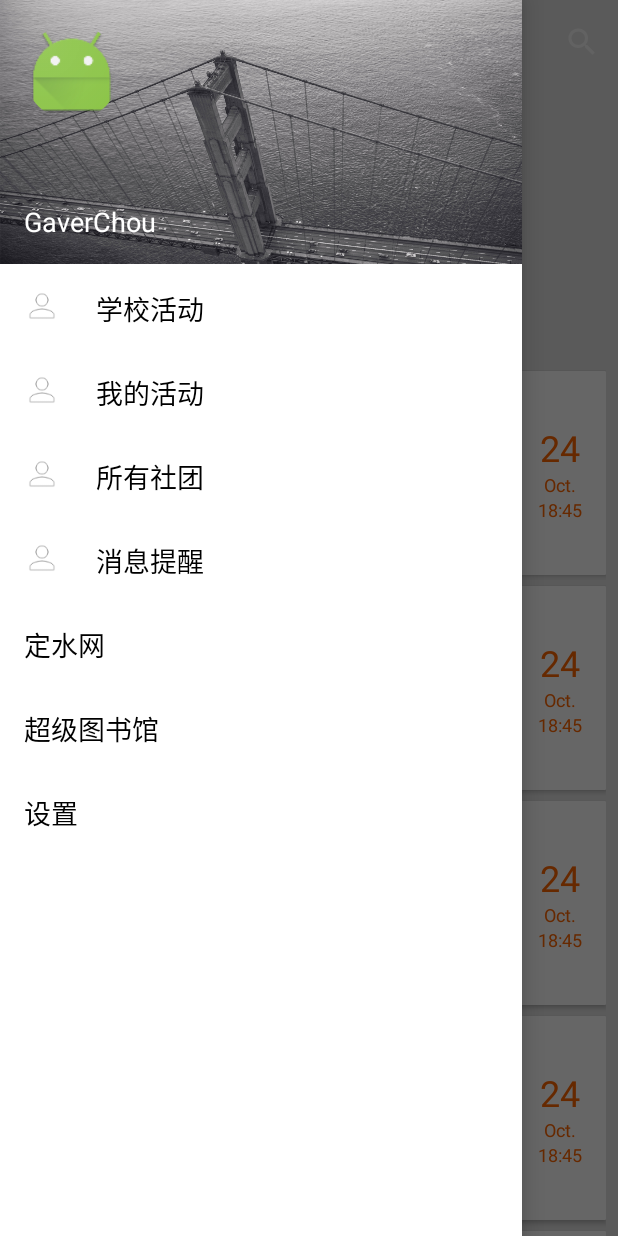
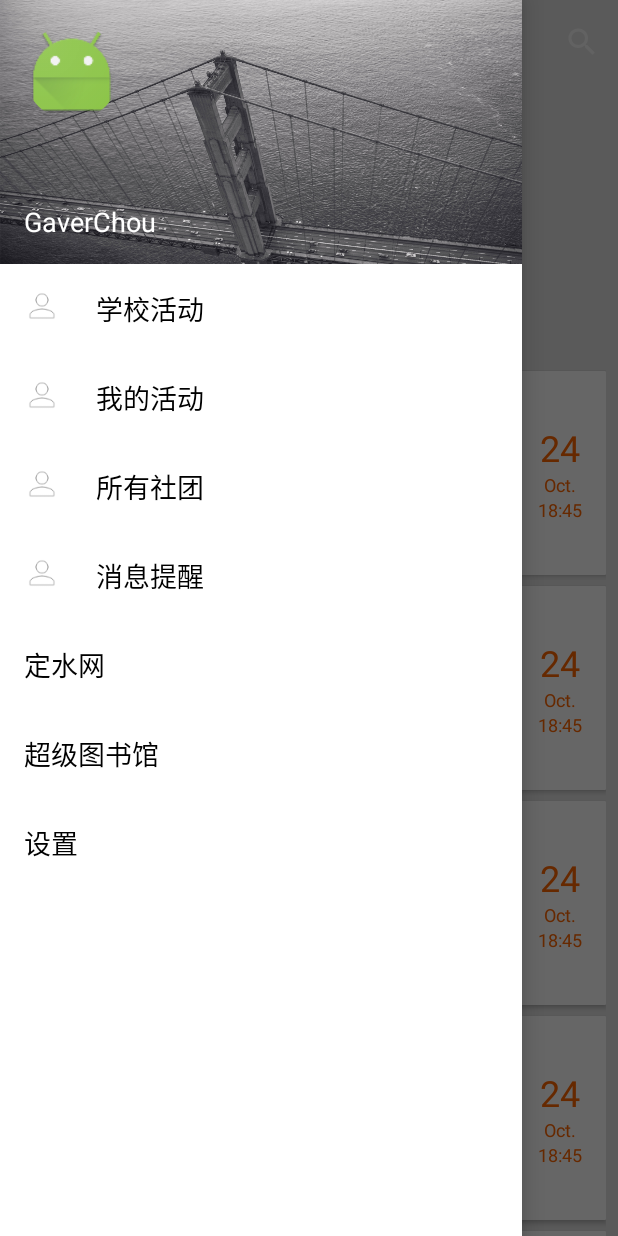
Before and after one commit to GaverChou/Suidaokou, an Android app: the screen it shows after launch (MainActivity), with the side drawer open, on a phone screen of 412 x 824 dp. Run offline under Robolectric (Android 15) with nearby library versions, the phone set to English and light mode, and no system bars; libraries missing offline, so code that uses them is left out: com.nineoldandroids.view; 2 statements that could not run were skipped.

Commit message:
初始版本2

```diff
--- a/app/src/main/java/com/gaverchou/suidaokou/BaseActivity.java
+++ b/app/src/main/java/com/gaverchou/suidaokou/BaseActivity.java
@@ -8,6 +8,7 @@ import android.util.TypedValue;
  * Created by GaverChou on 2015-05-27.
  */
 public abstract class BaseActivity extends AppCompatActivity {
+
     protected int getActionBarSize() {
         TypedValue typedValue = new TypedValue();
         int[] textSizeAttr = new int[]{R.attr.actionBarSize};
@@ -18,6 +19,7 @@ public abstract class BaseActivity extends AppCompatActivity {
         return actionBarSize;
     }
 
+    protected void initView(){};
     protected int getScreenHeight() {
         return findViewById(android.R.id.content).getHeight();
     }
--- a/app/src/main/java/com/gaverchou/suidaokou/BaseFragment.java
+++ b/app/src/main/java/com/gaverchou/suidaokou/BaseFragment.java
@@ -2,10 +2,11 @@ package com.gaverchou.suidaokou;
 
 
 import android.support.v4.app.Fragment;
+import android.view.View;
 
 /**
  * Created by mrgaver on 15-5-28.
  */
 public abstract class BaseFragment extends Fragment {
-
+    protected void initView(View view){};
 }
--- /dev/null
+++ b/app/src/main/java/com/gaverchou/suidaokou/HomeFragment.java
@@ -0,0 +1,94 @@
+package com.gaverchou.suidaokou;
+
+import android.os.Bundle;
+import android.support.annotation.Nullable;
+import android.view.LayoutInflater;
+import android.view.View;
+import android.view.ViewGroup;
+import android.widget.AbsListView;
+
+import com.gaverchou.observablescrollview.ObservableListView;
+import com.gaverchou.observablescrollview.ObservableScrollViewCallbacks;
+import com.gaverchou.observablescrollview.ScrollState;
+import com.gaverchou.observablescrollview.ScrollUtils;
+import com.gaverchou.suidaokou.adapter.CardViewAdapter;
+import com.gaverchou.suidaokou.model.ActionItem;
+import com.nineoldandroids.view.ViewHelper;
+
+import java.util.ArrayList;
+
+/**
+ * Created by mrgaver on 15-5-29.
+ */
+public class HomeFragment extends BaseFragment implements ObservableScrollViewCallbacks {
+    private View mImageView;
+    private View mListBackgroundView;
+    private ObservableListView mListView;
+    private int mParallaxImageHeight;
+    private MainActivity mMainActivity;
+
+    @Nullable
+    @Override
+    public View onCreateView(LayoutInflater inflater, @Nullable ViewGroup container, @Nullable Bundle savedInstanceState) {
+        mMainActivity = (MainActivity)getActivity();
+        View view = inflater.inflate(R.layout.home_fragment, container, false);
+        initView(view);
+        return view;
+    }
+
+    @Override
+    protected void initView(View view) {
+        super.initView(view);
+        mImageView = view.findViewById(R.id.fragment_header);
+        mListView = (ObservableListView) view.findViewById(R.id.main_list);
+        mListView.setScrollViewCallbacks(this);
+        mParallaxImageHeight = getResources().getDimensionPixelSize(R.dimen.flexible_space_image_height);
+        View paddingView = new View(getActivity());
+        AbsListView.LayoutParams lp = new AbsListView.LayoutParams(AbsListView.LayoutParams.MATCH_PARENT,
+                mParallaxImageHeight);
+        paddingView.setLayoutParams(lp);
+
+        // This is required to disable header's list selector effect
+        paddingView.setClickable(true);
+
+        mListView.addHeaderView(paddingView);
+        CardViewAdapter adapter = new CardViewAdapter(getDummyData(12));
+        mListView.setAdapter(adapter);
+//        setDummyData(mListView);
+
+        // mListBackgroundView makes ListView's background except header view.
+        mListBackgroundView = view.findViewById(R.id.main_list_background);
+    }
+
+    public static ArrayList<ActionItem> getDummyData(int num) {
+        ArrayList<ActionItem> items = new ArrayList<ActionItem>();
+        for (int i = 1; i <= num; i++) {
+            ActionItem actionItem = new ActionItem();
+            actionItem.mActionName = "Happy new year";
+            actionItem.mCollegaName = "Cisco";
+            actionItem.mAddr = "Big house";
+            items.add(actionItem);
+        }
+        return items;
+    }
+
+    @Override
+    public void onScrollChanged(int scrollY, boolean firstScroll, boolean dragging) {
+        int baseColor = getResources().getColor(R.color.primary);
+        float alpha = Math.min(1, (float) scrollY / mParallaxImageHeight);
+        mMainActivity.getmToolbarView().setBackgroundColor(ScrollUtils.getColorWithAlpha(alpha, baseColor));
+        ViewHelper.setTranslationY(mImageView, -scrollY * 2 / 3);
+        // Translate list background
+        ViewHelper.setTranslationY(mListBackgroundView, Math.max(0, -scrollY + mParallaxImageHeight));
+    }
+
+    @Override
+    public void onDownMotionEvent() {
+
+    }
+
+    @Override
+    public void onUpOrCancelMotionEvent(ScrollState scrollState) {
+
+    }
+}
--- a/app/src/main/java/com/gaverchou/suidaokou/MainActivity.java
+++ b/app/src/main/java/com/gaverchou/suidaokou/MainActivity.java
@@ -1,113 +1,76 @@
 package com.gaverchou.suidaokou;
 
 import android.os.Bundle;
+import android.support.v4.app.FragmentManager;
+import android.support.v4.app.FragmentTransaction;
 import android.support.v4.widget.DrawerLayout;
 import android.support.v7.app.ActionBarDrawerToggle;
-import android.support.v7.app.AppCompatActivity;
 import android.support.v7.widget.Toolbar;
 import android.view.Menu;
 import android.view.View;
-import android.widget.AbsListView;
+import android.widget.ListView;
 
-import com.gaverchou.observablescrollview.ObservableListView;
-import com.gaverchou.observablescrollview.ObservableScrollViewCallbacks;
-import com.gaverchou.observablescrollview.ScrollState;
 import com.gaverchou.observablescrollview.ScrollUtils;
-import com.gaverchou.suidaokou.adapter.CardViewAdapter;
-import com.gaverchou.suidaokou.model.ActionItem;
-import com.nineoldandroids.view.ViewHelper;
+import com.gaverchou.suidaokou.adapter.DrawerListAdapter;
+import com.gaverchou.suidaokou.model.DrawerSelectItem;
 
 import java.util.ArrayList;
 
 /**
  * Created by GaverChou on 2015-05-27.
  */
-public class MainActivity extends AppCompatActivity implements ObservableScrollViewCallbacks {
-    private View mImageView;
+public class MainActivity extends BaseActivity {
     private View mToolbarView;
-    private View mListBackgroundView;
-    private ObservableListView mListView;
-    private int mParallaxImageHeight;
-
     private DrawerLayout mDrawerLayout;
     private ActionBarDrawerToggle mDrawerToggle;
     private Toolbar mToolbar;
+    private ListView mDrawerSeletItemListv;
+    private DrawerListAdapter mDrawerAdapter;
+    private FragmentManager fragmentManager;
 
     @Override
     protected void onCreate(Bundle savedInstanceState) {
         super.onCreate(savedInstanceState);
         setContentView(R.layout.activity_main);
+        initView();
+        fragmentManager = getSupportFragmentManager();
+        FragmentTransaction transaction = fragmentManager
+                .beginTransaction();
+        transaction.replace(R.id.main_content_panel,
+                new HomeFragment()).commit();
+    }
+
+    @Override
+    protected void initView() {
         mToolbar = (Toolbar) findViewById(R.id.main_toolbar);
         setSupportActionBar(mToolbar);
-        mImageView = findViewById(R.id.fragment_header);
         mToolbarView = findViewById(R.id.main_toolbar);
+        mDrawerSeletItemListv = (ListView) findViewById(R.id.main_drawer_view).findViewById(R.id.listView);
+        mDrawerAdapter = new DrawerListAdapter(getDrawerSeletorData());
+        mDrawerSeletItemListv.setAdapter(mDrawerAdapter);
         mToolbarView.setBackgroundColor(ScrollUtils.getColorWithAlpha(0, getResources().getColor(R.color.primary)));
         getSupportActionBar().setDisplayHomeAsUpEnabled(true);
-        /* findView */
         mDrawerLayout = (DrawerLayout) findViewById(R.id.drawer);
         mDrawerToggle = new ActionBarDrawerToggle(this, mDrawerLayout, mToolbar, R.string.drawer_open,
                 R.string.drawer_close);
         mDrawerToggle.syncState();
         mDrawerLayout.setDrawerListener(mDrawerToggle);
-
-        mParallaxImageHeight = getResources().getDimensionPixelSize(R.dimen.flexible_space_image_height);
-
-        mListView = (ObservableListView) findViewById(R.id.main_list);
-        mListView.setScrollViewCallbacks(this);
-        // Set padding view for ListView. This is the flexible space.
-        View paddingView = new View(this);
-        AbsListView.LayoutParams lp = new AbsListView.LayoutParams(AbsListView.LayoutParams.MATCH_PARENT,
-                mParallaxImageHeight);
-        paddingView.setLayoutParams(lp);
-
-        // This is required to disable header's list selector effect
-        paddingView.setClickable(true);
-
-        mListView.addHeaderView(paddingView);
-        CardViewAdapter adapter = new CardViewAdapter(getDummyData(12));
-        mListView.setAdapter(adapter);
-//        setDummyData(mListView);
-
-        // mListBackgroundView makes ListView's background except header view.
-        mListBackgroundView = findViewById(R.id.main_list_background);
     }
 
-    public static ArrayList<ActionItem> getDummyData(int num) {
-        ArrayList<ActionItem> items = new ArrayList<ActionItem>();
-        for (int i = 1; i <= num; i++) {
-            ActionItem actionItem = new ActionItem();
-            actionItem.mActionName = "Happy new year";
-            actionItem.mCollegaName = "Cisco";
-            actionItem.mAddr = "Big house";
-            items.add(actionItem);
-        }
-        return items;
+    public static ArrayList<DrawerSelectItem> getDrawerSeletorData() {
+        ArrayList<DrawerSelectItem> mDrawerSelectItems = new ArrayList<>();
+        mDrawerSelectItems.add(new DrawerSelectItem(R.mipmap.me, R.string.school_action));
+        mDrawerSelectItems.add(new DrawerSelectItem(R.mipmap.me, R.string.my_action));
+        mDrawerSelectItems.add(new DrawerSelectItem(R.mipmap.me, R.string.all_shetuan));
+        mDrawerSelectItems.add(new DrawerSelectItem(R.mipmap.me, R.string.message_alert));
+        mDrawerSelectItems.add(new DrawerSelectItem(R.string.dingshui));
+        mDrawerSelectItems.add(new DrawerSelectItem(R.string.superlibray));
+        mDrawerSelectItems.add(new DrawerSelectItem(R.string.action_settings));
+        return mDrawerSelectItems;
     }
 
-    @Override
-    protected void onRestoreInstanceState(Bundle savedInstanceState) {
-        super.onRestoreInstanceState(savedInstanceState);
-        onScrollChanged(mListView.getCurrentScrollY(), false, false);
-    }
-
-    @Override
-    public void onDownMotionEvent() {
-
-    }
-
-    @Override
-    public void onScrollChanged(int scrollY, boolean firstScroll, boolean dragging) {
-        int baseColor = getResources().getColor(R.color.primary);
-        float alpha = Math.min(1, (float) scrollY / mParallaxImageHeight);
-        mToolbarView.setBackgroundColor(ScrollUtils.getColorWithAlpha(alpha, baseColor));
-        ViewHelper.setTranslationY(mImageView, -scrollY * 2 / 3);
-        // Translate list background
-        ViewHelper.setTranslationY(mListBackgroundView, Math.max(0, -scrollY + mParallaxImageHeight));
-    }
-
-    @Override
-    public void onUpOrCancelMotionEvent(ScrollState scrollState) {
-
+    public View getmToolbarView() {
+        return mToolbarView;
     }
 
     @Override
@@ -115,4 +78,11 @@ public class MainActivity extends AppCompatActivity implements ObservableScrollV
         getMenuInflater().inflate(R.menu.menu_main, menu);
         return true;
     }
+
+    //    @Override
+//    protected void onRestoreInstanceState(Bundle savedInstanceState) {
+//        super.onRestoreInstanceState(savedInstanceState);
+//        onScrollChanged(mListView.getCurrentScrollY(), false, false);
+//    }
+
 }
--- /dev/null
+++ b/app/src/main/java/com/gaverchou/suidaokou/adapter/DrawerListAdapter.java
@@ -0,0 +1,98 @@
+package com.gaverchou.suidaokou.adapter;
+
+import android.view.LayoutInflater;
+import android.view.View;
+import android.view.ViewGroup;
+import android.widget.BaseAdapter;
+import android.widget.TextView;
+
+import com.gaverchou.suidaokou.R;
+import com.gaverchou.suidaokou.model.DrawerSelectItem;
+
+import java.util.ArrayList;
+import java.util.List;
+
+/**
+ * Created by mrgaver on 15-5-28.
+ */
+public class DrawerListAdapter extends BaseAdapter{
+
+    private List<DrawerSelectItem> mSelectItems;
+    public DrawerListAdapter() {
+        super();
+        mSelectItems = new ArrayList<DrawerSelectItem>();
+    }
+
+    public DrawerListAdapter(ArrayList<DrawerSelectItem> mInfos) {
+        super();
+        this.mSelectItems = mInfos;
+    }
+
+    public void addItem(DrawerSelectItem item) {
+        this.mSelectItems.add(item);
+        this.notifyDataSetChanged();
+    }
+
+    @Override
+    public int getCount() {
+        return mSelectItems.size();
+    }
+
+    @Override
+    public Object getItem(int pos) {
+        return mSelectItems.get(pos);
+    }
+
+    @Override
+    public long getItemId(int pos) {
+        return pos;
+    }
+
+    @Override
+    public View getView(int pos, View convertView, ViewGroup parent) {
+        ViewHolder holder = null;
+        DrawerSelectItem selectItem = mSelectItems.get(pos);
+        if (convertView == null) {
+            LayoutInflater layoutInflator = LayoutInflater.from(parent
+                    .getContext());
+            holder = new ViewHolder();
+            if (selectItem.mType == DrawerSelectItem.HAS_ICON) {
+                convertView = layoutInflator.inflate(
+                        R.layout.drawer_item, null);
+                holder.mIcon = convertView.findViewById(R.id.drawer_item_icon);
+                holder.mTitle = (TextView) convertView.findViewById(R.id.drawer_item_tit_tv);
+            } else {
+                convertView = layoutInflator.inflate(
+                        R.layout.drawer_item_noicon, null);
+                holder.mTitle = (TextView) convertView.findViewById(R.id.drawer_item_noicon_tit_tv);
+            }
+            convertView.setTag(holder);
+        } else {
+            holder = (ViewHolder) convertView.getTag();
+        }
+        if (selectItem.mType==DrawerSelectItem.HAS_ICON){
+            holder.mIcon.setBackgroundResource(selectItem.mIconId);
+            holder.mTitle.setText(selectItem.mTitleId);
+        }else {
+            holder.mTitle.setText(selectItem.mTitleId);
+        }
+        return convertView;
+    }
+
+    @Override
+    public int getItemViewType(int pos) {
+        // 根据position元素返回View的类型, type值是从0开始排序的
+        int type = mSelectItems.get(pos).mType == DrawerSelectItem.HAS_ICON ? 0 : 1;
+        return type;
+    }
+
+    @Override
+    public int getViewTypeCount() {
+        return 2;
+    }
+
+    class ViewHolder {
+        View mIcon;
+        TextView mTitle;
+    }
+}
--- /dev/null
+++ b/app/src/main/java/com/gaverchou/suidaokou/model/DrawerSelectItem.java
@@ -0,0 +1,24 @@
+package com.gaverchou.suidaokou.model;
+
+/**
+ * Created by mrgaver on 15-5-28.
+ */
+public class DrawerSelectItem {
+    public int mIconId;
+    public int mTitleId;
+    public int mType;
+    public final static int NO_ICON = 0x00;
+    public final static int HAS_ICON = 0x01;
+
+    public DrawerSelectItem(int mIconId, int mTitleId) {
+        this.mIconId = mIconId;
+        this.mTitleId = mTitleId;
+        this.mType = HAS_ICON;
+    }
+
+    public DrawerSelectItem( int mTitleId) {
+        this.mIconId = mIconId;
+        this.mTitleId = mTitleId;
+        this.mType = NO_ICON;
+    }
+}
--- a/app/src/main/res/layout/activity_main.xml
+++ b/app/src/main/res/layout/activity_main.xml
@@ -4,29 +4,35 @@
     android:layout_width="match_parent"
     android:layout_height="match_parent"
     android:fitsSystemWindows="true">
+
     <FrameLayout xmlns:android="http://schemas.android.com/apk/res/android"
         android:layout_width="match_parent"
         android:layout_height="match_parent">
 
-        <include
-            android:id="@+id/fragment_header"
-            layout="@layout/fragment_header" />
+        <!--<include-->
+        <!--android:id="@+id/fragment_header"-->
+        <!--layout="@layout/fragment_header" />-->
 
-        <View
-            android:id="@+id/main_list_background"
+        <!--<View-->
+        <!--android:id="@+id/main_list_background"-->
+        <!--android:layout_width="match_parent"-->
+        <!--android:layout_height="wrap_content"-->
+        <!--android:background="@color/bg_theme" />-->
+
+        <!--<com.gaverchou.observablescrollview.ObservableListView-->
+        <!--android:id="@+id/main_list"-->
+        <!--android:layout_width="match_parent"-->
+        <!--android:layout_height="match_parent"-->
+        <!--android:layout_marginLeft="@dimen/cardview_list_item_margin"-->
+        <!--android:layout_marginRight="@dimen/cardview_list_item_margin"-->
+        <!--android:divider="@null"-->
+        <!--android:dividerHeight="@dimen/cardview_list_divider_height"-->
+        <!--android:scrollbars="none" />-->
+        <FrameLayout
+            android:id="@+id/main_content_panel"
             android:layout_width="match_parent"
-            android:layout_height="wrap_content"
-            android:background="@color/bg_theme" />
+            android:layout_height="match_parent"></FrameLayout>
 
-        <com.gaverchou.observablescrollview.ObservableListView
-            android:id="@+id/main_list"
-            android:layout_width="match_parent"
-            android:layout_height="match_parent"
-            android:layout_marginLeft="@dimen/cardview_list_item_margin"
-            android:layout_marginRight="@dimen/cardview_list_item_margin"
-            android:divider="@null"
-            android:dividerHeight="@dimen/cardview_list_divider_height"
-            android:scrollbars="none" />
         <include
             android:id="@+id/main_toolbar"
             layout="@layout/toolbar"></include>
@@ -34,6 +40,6 @@
 
 
     <include
-        android:id="@+id/drawer_view"
-        layout="@layout/drawer_layout"/>
+        android:id="@+id/main_drawer_view"
+        layout="@layout/drawer_layout" />
 </android.support.v4.widget.DrawerLayout>
--- /dev/null
+++ b/app/src/main/res/layout/drawer_item.xml
@@ -0,0 +1,15 @@
+<?xml version="1.0" encoding="utf-8"?>
+<LinearLayout xmlns:android="http://schemas.android.com/apk/res/android"
+    style="@style/Drawer.Seletor">
+
+    <View
+        android:id="@+id/drawer_item_icon"
+        style="@style/Drawer.Seletor_icon"
+        android:background="@mipmap/me"></View>
+
+    <TextView
+        android:id="@+id/drawer_item_tit_tv"
+        style="@style/Drawer.Seletor_tv"
+        android:layout_marginLeft="@dimen/drawer_layout_selector_icon_margin"
+        android:text="@string/school_action" />
+</LinearLayout>
--- /dev/null
+++ b/app/src/main/res/layout/drawer_item_noicon.xml
@@ -0,0 +1,9 @@
+<?xml version="1.0" encoding="utf-8"?>
+<LinearLayout xmlns:android="http://schemas.android.com/apk/res/android"
+style="@style/Drawer.Seletor">
+
+<TextView
+    android:id="@+id/drawer_item_noicon_tit_tv"
+    style="@style/Drawer.Seletor_tv"
+    android:text="@string/action_settings" />
+</LinearLayout>
--- a/app/src/main/res/layout/drawer_layout.xml
+++ b/app/src/main/res/layout/drawer_layout.xml
@@ -20,102 +20,13 @@
             android:layout_height="wrap_content"
             android:layout_alignParentBottom="true"
             android:text="GaverChou"
-            android:textColor="@color/white"
-            android:textAppearance="?android:attr/textAppearanceMedium" />
+            android:textAppearance="?android:attr/textAppearanceMedium"
+            android:textColor="@color/white" />
     </RelativeLayout>
 
-    <ScrollView
-        android:id="@+id/scrollView"
+    <ListView
+        android:id="@+id/listView"
         android:layout_width="match_parent"
-        android:layout_height="wrap_content">
-
-        <LinearLayout
-            android:layout_width="match_parent"
-            android:layout_height="match_parent"
-            android:orientation="vertical">
-
-            <LinearLayout
-                android:id="@+id/drawer_layout_allaction_ll"
-                style="@style/Drawer.Seletor">
-
-                <View
-                    style="@style/Drawer.Seletor_icon"
-                    android:background="@mipmap/me"></View>
-
-                <TextView
-                    style="@style/Drawer.Seletor_tv"
-                    android:layout_marginLeft="@dimen/drawer_layout_selector_icon_margin"
-                    android:text="@string/school_action" />
-            </LinearLayout>
-
-            <LinearLayout
-                android:id="@+id/drawer_layout_myaction_ll"
-                style="@style/Drawer.Seletor">
-
-                <View
-                    style="@style/Drawer.Seletor_icon"
-                    android:background="@mipmap/me"></View>
-
-                <TextView
-                    style="@style/Drawer.Seletor_tv"
-                    android:layout_marginLeft="@dimen/drawer_layout_selector_icon_margin"
-                    android:text="@string/my_action" />
-            </LinearLayout>
-
-            <LinearLayout
-                android:id="@+id/drawer_layout_allshetuan_ll"
-                style="@style/Drawer.Seletor">
-
-                <View
-                    style="@style/Drawer.Seletor_icon"
-                    android:background="@mipmap/me"></View>
-
-                <TextView
-                    style="@style/Drawer.Seletor_tv"
-                    android:layout_marginLeft="@dimen/drawer_layout_selector_icon_margin"
-                    android:text="@string/all_shetuan" />
-            </LinearLayout>
-
-            <LinearLayout
-                android:id="@+id/drawer_layout_message_ll"
-                style="@style/Drawer.Seletor">
-
-                <View
-                    style="@style/Drawer.Seletor_icon"
-                    android:background="@mipmap/me"></View>
-
-                <TextView
-                    style="@style/Drawer.Seletor_tv"
-                    android:layout_marginLeft="@dimen/drawer_layout_selector_icon_margin"
-                    android:text="@string/message_alert" />
-            </LinearLayout>
-
-            <LinearLayout
-                android:id="@+id/drawer_layout_dingshui_ll"
-                style="@style/Drawer.Seletor">
-
-                <TextView
-                    style="@style/Drawer.Seletor_tv"
-                    android:text="@string/dingshui" />
-            </LinearLayout>
-
-            <LinearLayout
-                android:id="@+id/drawer_layout_superlibrary_ll"
-                style="@style/Drawer.Seletor">
-
-                <TextView
-                    style="@style/Drawer.Seletor_tv"
-                    android:text="@string/superlibray" />
-            </LinearLayout>
-
-            <LinearLayout
-                android:id="@+id/drawer_layout_setting_ll"
-                style="@style/Drawer.Seletor">
-
-                <TextView
-                    style="@style/Drawer.Seletor_tv"
-                    android:text="@string/action_settings" />
-            </LinearLayout>
-        </LinearLayout>
-    </ScrollView>
+        android:layout_height="wrap_content"
+        android:divider="@null"></ListView>
 </LinearLayout>
--- /dev/null
+++ b/app/src/main/res/layout/home_fragment.xml
@@ -0,0 +1,25 @@
+<?xml version="1.0" encoding="utf-8"?>
+<FrameLayout xmlns:android="http://schemas.android.com/apk/res/android"
+    android:layout_width="match_parent"
+    android:layout_height="match_parent">
+
+    <include
+        android:id="@+id/fragment_header"
+        layout="@layout/fragment_header" />
+
+    <View
+        android:id="@+id/main_list_background"
+        android:layout_width="match_parent"
+        android:layout_height="wrap_content"
+        android:background="@color/bg_theme" />
+
+    <com.gaverchou.observablescrollview.ObservableListView
+        android:id="@+id/main_list"
+        android:layout_width="match_parent"
+        android:layout_height="match_parent"
+        android:layout_marginLeft="@dimen/cardview_list_item_margin"
+        android:layout_marginRight="@dimen/cardview_list_item_margin"
+        android:divider="@null"
+        android:dividerHeight="@dimen/cardview_list_divider_height"
+        android:scrollbars="none" />
+</FrameLayout>
```
